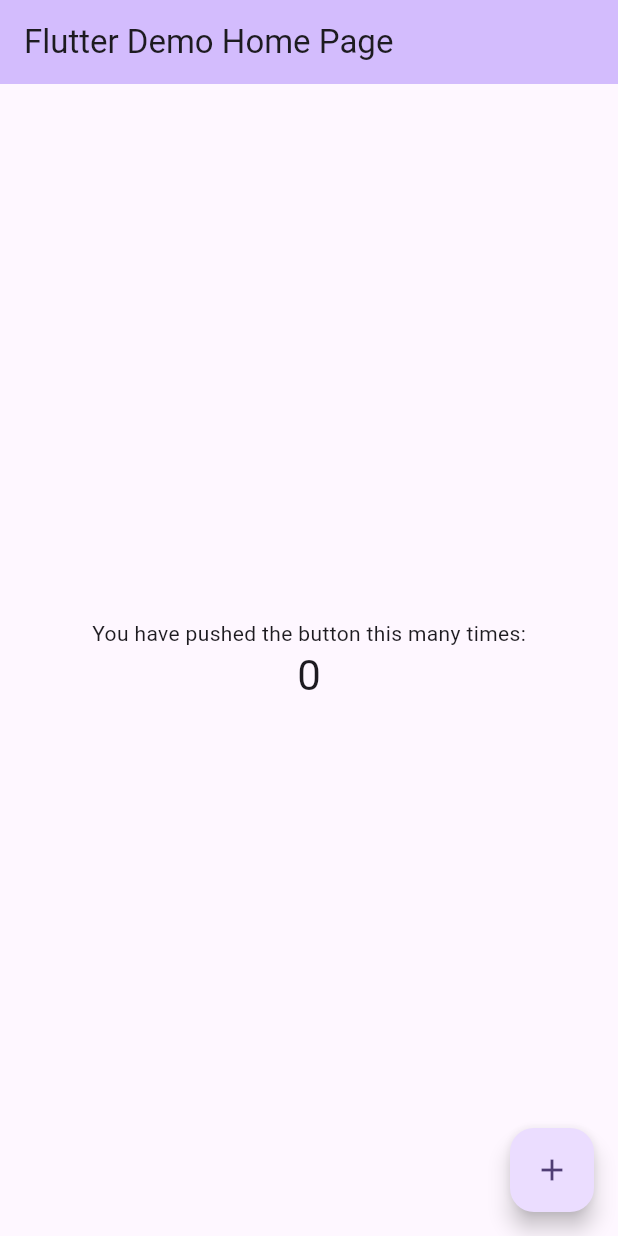
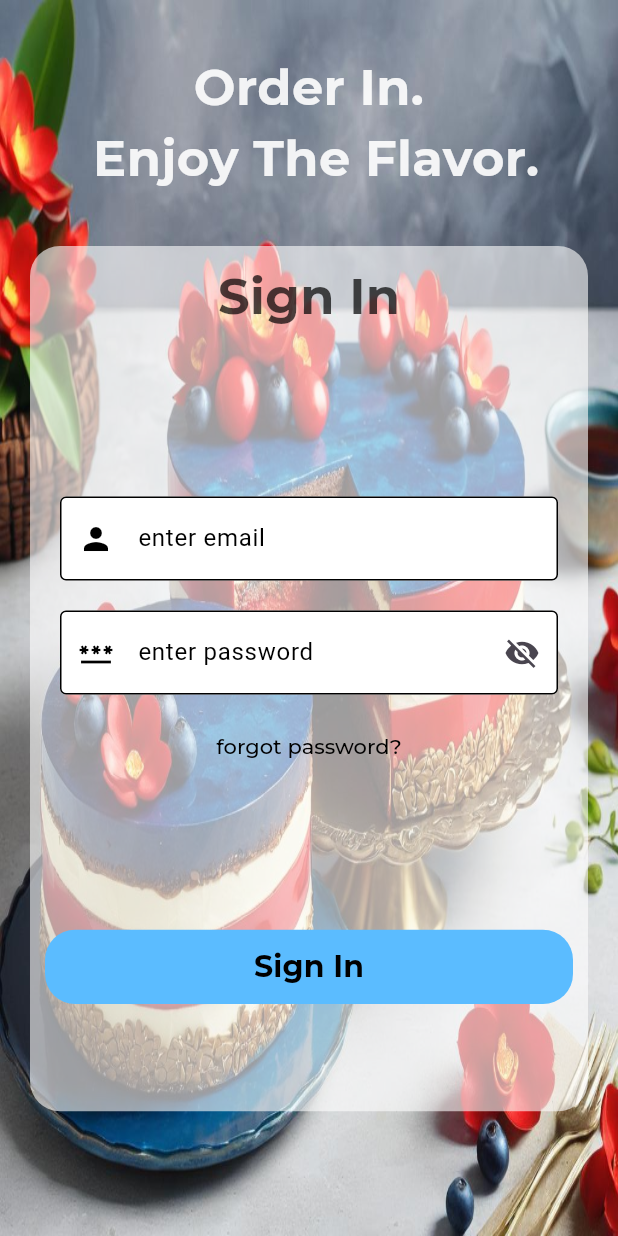
Before and after one commit to TrisnaUtama/mobile-atma-kitchen, a Flutter app: the screen it shows after launch, on a phone screen of 412 x 824 dp. Run offline on Flutter 3.47's test engine with Material 3 defaults, Android fonts, the phone set to English and light mode, and no system bars; our stand-ins replace shared_preferences.

Commit message:
feat: finihed Auth controller, model, view

```diff
--- a/lib/main.dart
+++ b/lib/main.dart
@@ -1,4 +1,5 @@
 import 'package:flutter/material.dart';
+import 'package:mobile_atma_kitchen/views/login.view.dart';
 
 void main() {
   runApp(const MyApp());
@@ -7,119 +8,11 @@ void main() {
 class MyApp extends StatelessWidget {
   const MyApp({super.key});
 
-  // This widget is the root of your application.
   @override
   Widget build(BuildContext context) {
     return MaterialApp(
-      title: 'Flutter Demo',
-      theme: ThemeData(
-        // This is the theme of your application.
-        //
-        // TRY THIS: Try running your application with "flutter run". You'll see
-        // the application has a purple toolbar. Then, without quitting the app,
-        // try changing the seedColor in the colorScheme below to Colors.green
-        // and then invoke "hot reload" (save your changes or press the "hot
-        // reload" button in a Flutter-supported IDE, or press "r" if you used
-        // the command line to start the app).
-        //
-        // Notice that the counter didn't reset back to zero; the application
-        // state is not lost during the reload. To reset the state, use hot
-        // restart instead.
-        //
-        // This works for code too, not just values: Most code changes can be
-        // tested with just a hot reload.
-        colorScheme: ColorScheme.fromSeed(seedColor: Colors.deepPurple),
-        useMaterial3: true,
-      ),
-      home: const MyHomePage(title: 'Flutter Demo Home Page'),
+      debugShowCheckedModeBanner: false,
+      home: const Login(),
     );
   }
 }
-
-class MyHomePage extends StatefulWidget {
-  const MyHomePage({super.key, required this.title});
-
-  // This widget is the home page of your application. It is stateful, meaning
-  // that it has a State object (defined below) that contains fields that affect
-  // how it looks.
-
-  // This class is the configuration for the state. It holds the values (in this
-  // case the title) provided by the parent (in this case the App widget) and
-  // used by the build method of the State. Fields in a Widget subclass are
-  // always marked "final".
-
-  final String title;
-
-  @override
-  State<MyHomePage> createState() => _MyHomePageState();
-}
-
-class _MyHomePageState extends State<MyHomePage> {
-  int _counter = 0;
-
-  void _incrementCounter() {
-    setState(() {
-      // This call to setState tells the Flutter framework that something has
-      // changed in this State, which causes it to rerun the build method below
-      // so that the display can reflect the updated values. If we changed
-      // _counter without calling setState(), then the build method would not be
-      // called again, and so nothing would appear to happen.
-      _counter++;
-    });
-  }
-
-  @override
-  Widget build(BuildContext context) {
-    // This method is rerun every time setState is called, for instance as done
-    // by the _incrementCounter method above.
-    //
-    // The Flutter framework has been optimized to make rerunning build methods
-    // fast, so that you can just rebuild anything that needs updating rather
-    // than having to individually change instances of widgets.
-    return Scaffold(
-      appBar: AppBar(
-        // TRY THIS: Try changing the color here to a specific color (to
-        // Colors.amber, perhaps?) and trigger a hot reload to see the AppBar
-        // change color while the other colors stay the same.
-        backgroundColor: Theme.of(context).colorScheme.inversePrimary,
-        // Here we take the value from the MyHomePage object that was created by
-        // the App.build method, and use it to set our appbar title.
-        title: Text(widget.title),
-      ),
-      body: Center(
-        // Center is a layout widget. It takes a single child and positions it
-        // in the middle of the parent.
-        child: Column(
-          // Column is also a layout widget. It takes a list of children and
-          // arranges them vertically. By default, it sizes itself to fit its
-          // children horizontally, and tries to be as tall as its parent.
-          //
-          // Column has various properties to control how it sizes itself and
-          // how it positions its children. Here we use mainAxisAlignment to
-          // center the children vertically; the main axis here is the vertical
-          // axis because Columns are vertical (the cross axis would be
-          // horizontal).
-          //
-          // TRY THIS: Invoke "debug painting" (choose the "Toggle Debug Paint"
-          // action in the IDE, or press "p" in the console), to see the
-          // wireframe for each widget.
-          mainAxisAlignment: MainAxisAlignment.center,
-          children: <Widget>[
-            const Text(
-              'You have pushed the button this many times:',
-            ),
-            Text(
-              '$_counter',
-              style: Theme.of(context).textTheme.headlineMedium,
-            ),
-          ],
-        ),
-      ),
-      floatingActionButton: FloatingActionButton(
-        onPressed: _incrementCounter,
-        tooltip: 'Increment',
-        child: const Icon(Icons.add),
-      ), // This trailing comma makes auto-formatting nicer for build methods.
-    );
-  }
-}
--- /dev/null
+++ b/lib/views/login.view.dart
@@ -0,0 +1,209 @@
+import 'package:flutter/material.dart';
+import 'package:mobile_atma_kitchen/controllers/auth.controller.dart';
+
+class Login extends StatefulWidget {
+  const Login({Key? key}) : super(key: key);
+
+  @override
+  State<Login> createState() => _LoginState();
+}
+
+class _LoginState extends State<Login> {
+  bool isHide = true;
+  TextEditingController _emailController = TextEditingController();
+  TextEditingController _passwordController = TextEditingController();
+  final _formKey = GlobalKey<FormState>();
+
+  void toogle() {
+    setState(() {
+      isHide = !isHide;
+    });
+  }
+
+  @override
+  Widget build(BuildContext context) {
+    return Scaffold(
+      body: Form(
+        key: _formKey,
+        child: Stack(
+          children: [
+            Container(
+              width: MediaQuery.of(context).size.width,
+              height: MediaQuery.of(context).size.height,
+              child: Image.asset(
+                'assets/images/login.jpg',
+                fit: BoxFit.fill,
+              ),
+            ),
+            Container(
+              width: MediaQuery.of(context).size.width,
+              height: MediaQuery.of(context).size.height,
+              child: Column(
+                children: [
+                  Container(
+                    padding: EdgeInsets.only(top: 35.0, bottom: 15.0),
+                    child: Text(
+                      'Order In. \n Enjoy The Flavor.',
+                      textAlign: TextAlign.center,
+                      style: TextStyle(
+                        color: Colors.white.withOpacity(0.9),
+                        fontFamily: "Montserrat",
+                        fontSize: 33.0,
+                        fontWeight: FontWeight.bold,
+                      ),
+                    ),
+                  ),
+                  Container(
+                    margin:
+                        EdgeInsets.symmetric(horizontal: 20.0, vertical: 20.0),
+                    width: MediaQuery.of(context).size.width,
+                    height: MediaQuery.of(context).size.height * 0.7,
+                    decoration: BoxDecoration(
+                      color: Colors.white.withOpacity(0.6),
+                      borderRadius: BorderRadius.circular(20.0),
+                    ),
+                    child: Padding(
+                      padding: EdgeInsets.all(10.0),
+                      child: Column(
+                        children: [
+                          Padding(
+                            padding: EdgeInsets.only(bottom: 100.0),
+                            child: Text(
+                              'Sign In',
+                              style: TextStyle(
+                                color: Colors.black.withOpacity(0.7),
+                                fontFamily: "Montserrat",
+                                fontSize: 33.0,
+                                fontWeight: FontWeight.bold,
+                              ),
+                            ),
+                          ),
+                          Padding(
+                            padding: EdgeInsets.all(10.0),
+                            child: TextFormField(
+                              controller: _emailController,
+                              decoration: InputDecoration(
+                                focusedBorder: OutlineInputBorder(
+                                  borderSide: BorderSide(color: Colors.black),
+                                  borderRadius: BorderRadius.circular(5.5),
+                                ),
+                                enabledBorder: OutlineInputBorder(
+                                  borderSide: BorderSide(
+                                    color: Colors.black,
+                                  ),
+                                ),
+                                prefixIcon: Icon(
+                                  Icons.person,
+                                  color: Colors.black,
+                                ),
+                                filled: true,
+                                fillColor: Colors.white,
+                                labelText: "enter email",
+                                labelStyle: TextStyle(color: Colors.black),
+                              ),
+                              validator: (value) {
+                                if (value == null || value.isEmpty) {
+                                  return 'Please enter your email';
+                                }
+                                return null;
+                              },
+                            ),
+                          ),
+                          Padding(
+                            padding: EdgeInsets.all(10.0),
+                            child: TextFormField(
+                              controller: _passwordController,
+                              obscureText: isHide,
+                              decoration: InputDecoration(
+                                focusedBorder: OutlineInputBorder(
+                                  borderSide: BorderSide(color: Colors.black),
+                                  borderRadius: BorderRadius.circular(5.5),
+                                ),
+                                enabledBorder: OutlineInputBorder(
+                                  borderSide: BorderSide(
+                                    color: Colors.black,
+                                  ),
+                                ),
+                                prefixIcon: Icon(
+                                  Icons.password,
+                                  color: Colors.black,
+                                ),
+                                suffixIcon: IconButton(
+                                    onPressed: () {
+                                      setState(() {
+                                        isHide = !isHide;
+                                      });
+                                    },
+                                    icon: Icon(isHide == false
+                                        ? Icons.visibility
+                                        : Icons.visibility_off)),
+                                filled: true,
+                                fillColor: Colors.white,
+                                labelText: "enter password",
+                                labelStyle: TextStyle(color: Colors.black),
+                              ),
+                              validator: (value) {
+                                if (value == null || value.isEmpty) {
+                                  return 'Please enter your password';
+                                }
+                                return null;
+                              },
+                            ),
+                          ),
+                          TextButton(
+                            style: TextButton.styleFrom(
+                              textStyle: const TextStyle(fontSize: 14.0),
+                            ),
+                            onPressed: () {},
+                            child: const Text(
+                              'forgot password?',
+                              style: TextStyle(
+                                color: Colors.black,
+                                fontFamily: "Montserrat",
+                                fontWeight: FontWeight.w500,
+                              ),
+                            ),
+                          ),
+                          Padding(
+                            padding: EdgeInsets.only(
+                                top: MediaQuery.of(context).size.height * 0.12),
+                            child: Container(
+                              width: MediaQuery.of(context).size.width,
+                              height: MediaQuery.of(context).size.height * 0.06,
+                              decoration: BoxDecoration(
+                                borderRadius: BorderRadius.circular(20.0),
+                                color: Color.fromRGBO(91, 188, 255, 1.0),
+                              ),
+                              child: TextButton(
+                                onPressed: () {
+                                  if (_formKey.currentState!.validate()) {
+                                    CredentialLogin().verifiedCredential(
+                                        _emailController.text,
+                                        _passwordController.text,
+                                        context);
+                                  }
+                                },
+                                child: Text(
+                                  'Sign In',
+                                  style: TextStyle(
+                                      fontFamily: "Montserrat",
+                                      fontWeight: FontWeight.bold,
+                                      color: Colors.black,
+                                      fontSize: 20.0),
+                                ),
+                              ),
+                            ),
+                          ),
+                        ],
+                      ),
+                    ),
+                  ),
+                ],
+              ),
+            ),
+          ],
+        ),
+      ),
+    );
+  }
+}
```
Also changed, not shown: lib/constan.dart (added, +57 -0 lines), lib/controllers/auth.controller.dart (added, +76 -0 lines), lib/models/Customer.dart (added, +51 -0 lines), lib/models/pegawai.dart (added, +54 -0 lines), lib/views/Customer/DashboardCustomer.dart (added, +22 -0 lines), lib/views/Pegawai/DashboardPegawai.dart (added, +22 -0 lines), pubspec.yaml (+14 -15 lines), assets/fonts/Montserrat/Montserrat-Bold.ttf (added), assets/fonts/Montserrat/Montserrat-Medium.ttf (added), assets/fonts/Montserrat/Montserrat-Regular.ttf (added), assets/fonts/Montserrat/Montserrat-SemiBold.ttf (added), assets/fonts/Montserrat/Montserrat-Thin.ttf (added), assets/images/login.image.jpg (added), assets/images/login.jpg (added), 2 more files, 1 other file.
